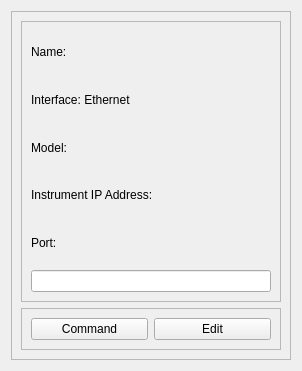
Qt form GUI/ui_files/ethernet_instrument_device_wid.ui (YeonungK/YonKu) before a commit.
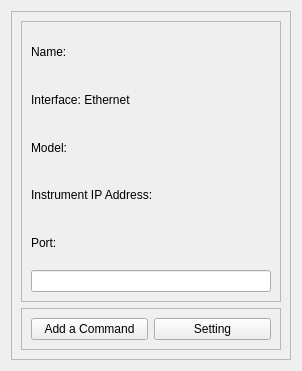
The same form after that commit.

Diff of the .ui file:
```diff
--- a/GUI/ui_files/ethernet_instrument_device_wid.ui
+++ b/GUI/ui_files/ethernet_instrument_device_wid.ui
@@ -98,14 +98,14 @@
          <item>
           <widget class="QPushButton" name="commandButton">
            <property name="text">
-            <string>Command</string>
+            <string>Add a Command</string>
            </property>
           </widget>
          </item>
          <item>
           <widget class="QPushButton" name="editButton">
            <property name="text">
-            <string>Edit</string>
+            <string>Setting</string>
            </property>
           </widget>
          </item>
```
Left out of the diff: 2 changed lines with no effect on the pictures.
